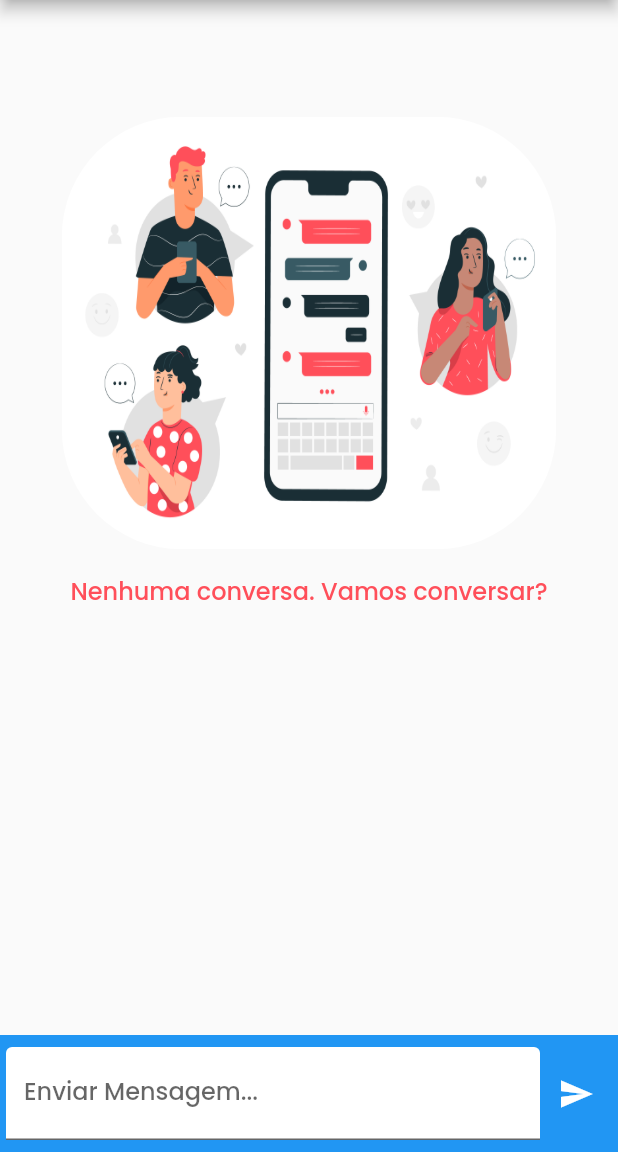
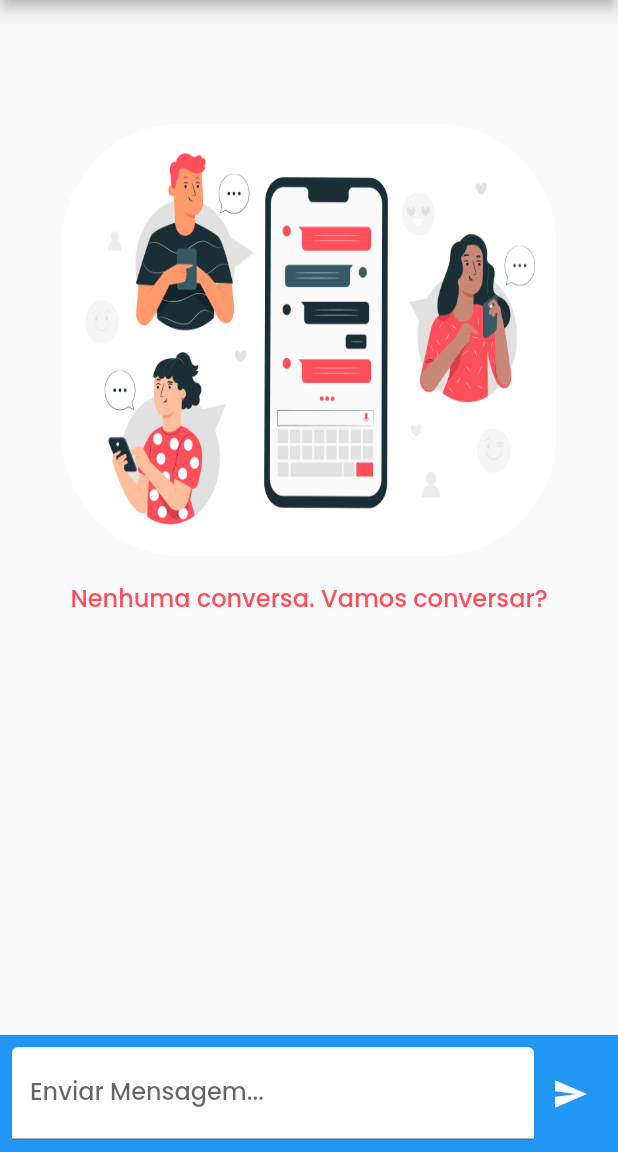
Before and after one commit to jermelterzi/chat_app, a Flutter app: the screen it shows after launch, on a phone screen of 412 x 824 dp, the part 84-1236 px from its top. Run offline on Flutter 3.47's test engine with Material 2 defaults, Android fonts, the phone set to English and light mode, and no system bars; our stand-ins replace image_picker; accounts and stored records are empty.

Commit message:
Correcting a overflow bug at chat pag

```diff
--- a/lib/pages/chat_page.dart
+++ b/lib/pages/chat_page.dart
@@ -1,4 +1,3 @@
-import 'package:chat/services/auth/auth_service.dart';
 import 'package:chat/widgets/messages.dart';
 import 'package:chat/widgets/new_messages.dart';
 import 'package:flutter/material.dart';
--- a/lib/widgets/messages.dart
+++ b/lib/widgets/messages.dart
@@ -1,5 +1,3 @@
-import 'dart:developer';
-
 import 'package:chat/models/chat_message.dart';
 import 'package:chat/services/auth/auth_service.dart';
 import 'package:chat/services/chat/chat_service.dart';
@@ -20,9 +18,11 @@ class Messages extends StatelessWidget {
             child: CircularProgressIndicator(),
           );
         } else if (!snapshot.hasData || snapshot.data!.isEmpty) {
-          return Column(
+          return SingleChildScrollView(
+            child: Column(
               mainAxisAlignment: MainAxisAlignment.center,
               children: [
+                SizedBox(height: MediaQuery.of(context).size.height * 0.1),
                 Container(
                   height: MediaQuery.of(context).size.height * 0.35,
                   width: MediaQuery.of(context).size.width * 0.8,
@@ -48,6 +48,7 @@ class Messages extends StatelessWidget {
                   ),
                 ),
               ],
+            ),
           );
         } else {
           final msgs = snapshot.data!;
--- a/lib/widgets/new_messages.dart
+++ b/lib/widgets/new_messages.dart
@@ -28,7 +28,7 @@ class _NewMessagesState extends State<NewMessages> {
       color: Theme.of(context).primaryColor,
       padding: const EdgeInsets.symmetric(
         vertical: 8.0,
-        horizontal: 4.0,
+        horizontal: 8.0,
       ),
       child: Row(
         children: [
```
Lines whose indentation alone changed are shown as unchanged.
